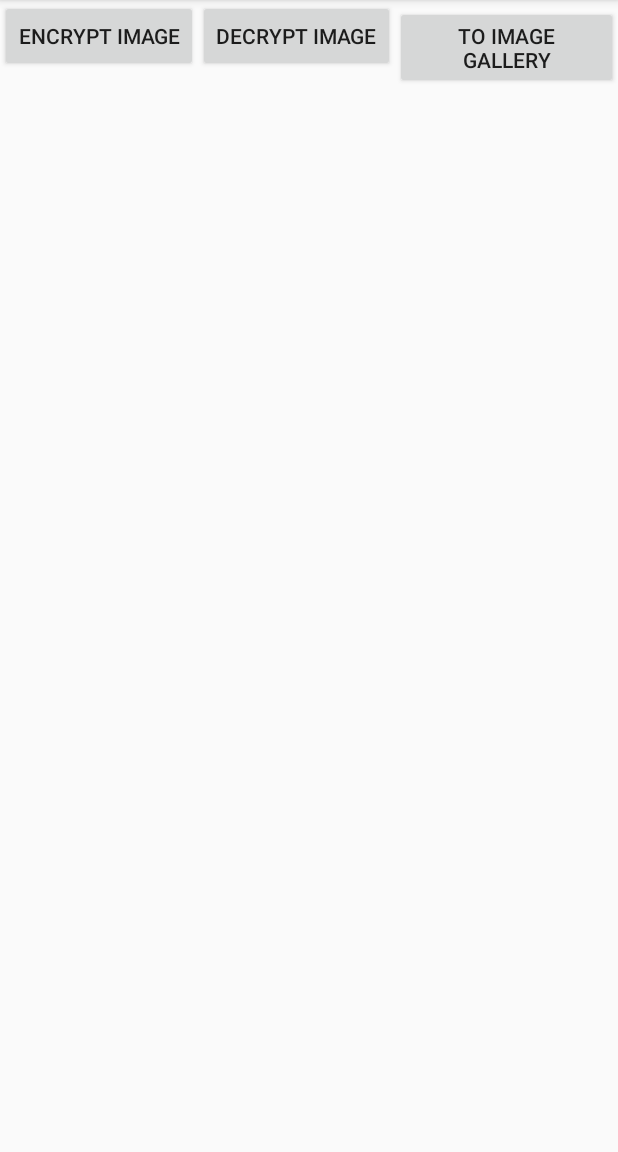
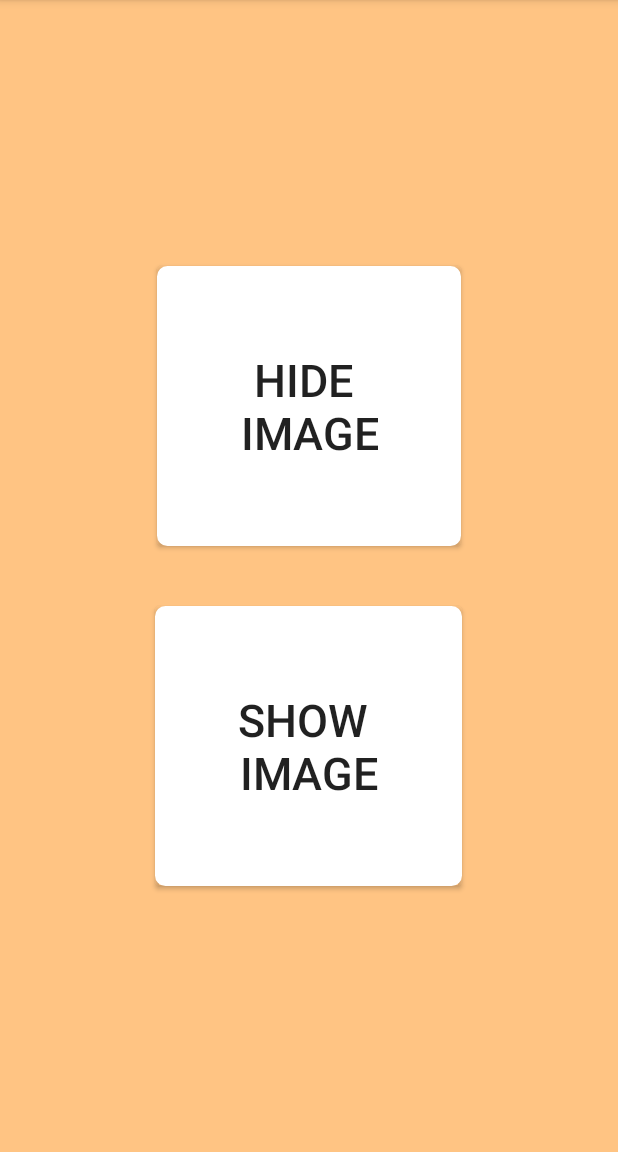
Before and after one commit to kiracp/CatPix, an Android app: the CipherButtons screen opened directly, with no data from a screen before it, on a phone screen of 412 x 824 dp, the part 84-1236 px from its top. Run offline under Robolectric (Android 15) with nearby library versions, the phone set to English and light mode, and no system bars; 2 statements that could not run were skipped.

Commit message:
ui for button

```diff
--- a/app/src/main/java/com/kiraprentice/catpix/MainActivity.java
+++ b/app/src/main/java/com/kiraprentice/catpix/MainActivity.java
@@ -176,5 +176,5 @@ public class MainActivity extends ActionBarActivity {
         }
 
     }
-} 
+}
         }
--- /dev/null
+++ b/app/src/main/res/drawable/button_border.xml
@@ -0,0 +1,9 @@
+<?xml version="1.0" encoding="utf-8"?>
+<shape xmlns:android="http://schemas.android.com/apk/res/android"
+    android:shape="rectangle">
+    <gradient android:startColor="#FFFFFF"
+        android:endColor="#FFFFFF"
+        android:angle="270" />
+    <corners android:radius="3dp" />
+    <stroke android:width="7dp" android:color="#000000" />
+</shape>
--- a/app/src/main/res/layout/activity_main.xml
+++ b/app/src/main/res/layout/activity_main.xml
@@ -2,29 +2,72 @@
 <LinearLayout xmlns:android="http://schemas.android.com/apk/res/android"
     xmlns:tools="http://schemas.android.com/tools"
     android:layout_width="match_parent"
-    android:layout_height="match_parent" >
+    android:layout_height="match_parent"
+    android:id="@+id/bar"
+    android:textAlignment="center"
+    android:nestedScrollingEnabled="false"
+    android:orientation="vertical"
+    android:clickable="true"
+    android:background="#ffffc483"
+    android:baselineAligned="false"
+    android:transitionGroup="false"
+    android:gravity="center|center_vertical"
+    android:touchscreenBlocksFocus="false">
 
     <Button android:id="@+id/imageToEncrypt"
         android:layout_width="wrap_content"
         android:layout_height="wrap_content"
-        android:text="@string/encrypt_image"
-        android:onClick="sendMessageEncrypt"/>
+        android:text="Hide \nImage"
+        android:backgroundTint="@android:color/primary_text_dark"
+        android:longClickable="false"
+        android:textSize="30dp"
+        android:minHeight="2dp"
+        android:minLines="2"
+        android:textAlignment="center"
+        android:elegantTextHeight="true"
+        android:clickable="true"
+        android:nestedScrollingEnabled="true"
+        android:paddingLeft="30dp"
+        android:paddingRight="30dp"
+        android:padding="55dp"
+        android:layout_marginBottom="20dp"
+        android:background="@drawable/button_border" />
 
-    <Button android:id="@+id/imageToDecrypt"
-        android:layout_width="wrap_content"
-        android:layout_height="wrap_content"
-        android:text="@string/decrypt_image"
-        android:onClick="" />
-
-    <Button android:id="@+id/screenOfImages"
-        android:layout_width="wrap_content"
-        android:layout_height="wrap_content"
-        android:text="@string/toImageGallery"
-        android:onClick=""/>
+    <!--<Button android:id="@+id/toImageGallery"-->
+        <!--android:layout_width="wrap_content"-->
+        <!--android:layout_height="wrap_content"-->
+        <!--android:text="@string/toImageGallery"-->
+        <!--android:textSize="30dp"-->
+        <!--android:minHeight="2dp"-->
+        <!--android:minLines="2"-->
+        <!--android:paddingLeft="10dp"-->
+        <!--android:paddingRight="10dp"-->
+        <!--android:background="#ffffffff" />-->
 
     <ImageView android:id="@+id/forPic"
         android:layout_width="wrap_content"
         android:layout_height="wrap_content" />
 
+    <Button android:id="@+id/imageToDecrypt"
+        android:layout_width="wrap_content"
+        android:layout_height="wrap_content"
+        android:text="Show \nImage"
+        android:backgroundTint="@android:color/primary_text_dark"
+        android:longClickable="false"
+        android:textSize="30dp"
+        android:minHeight="2dp"
+        android:minLines="2"
+        android:textAlignment="center"
+        android:elegantTextHeight="true"
+        android:clickable="true"
+        android:nestedScrollingEnabled="true"
+        android:paddingLeft="30dp"
+        android:paddingRight="30dp"
+        android:padding="55dp"
+        android:layout_gravity="center_horizontal"
+        android:layout_marginTop="20dp"
+        android:background="@drawable/button_border"
+        />
+
 
 </LinearLayout>
```
